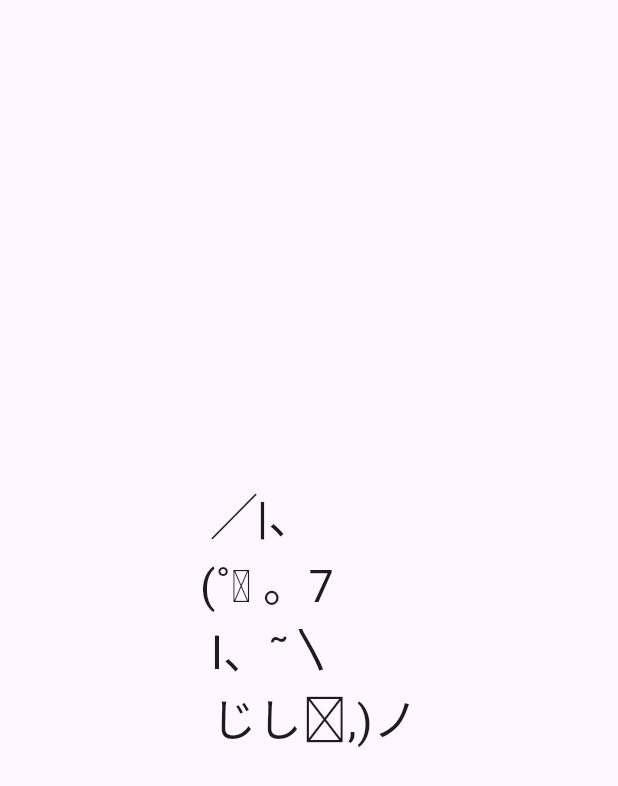
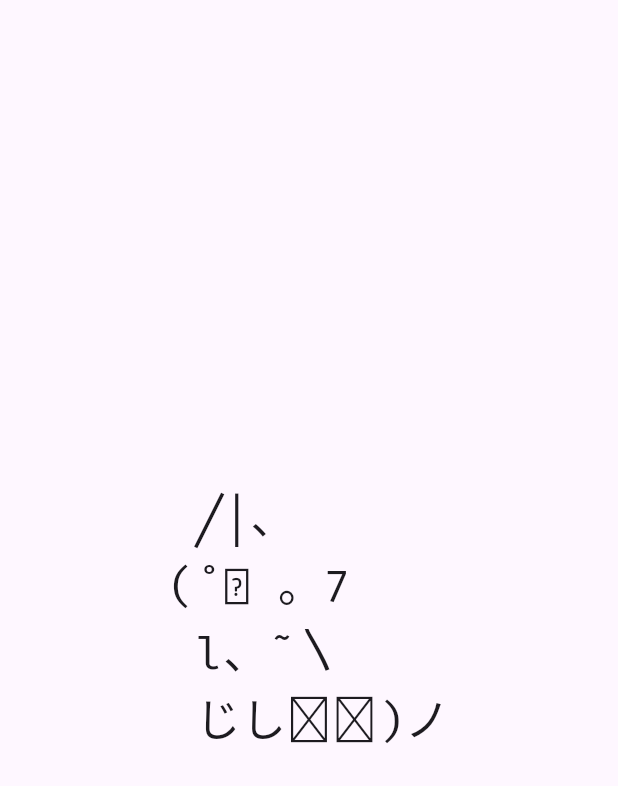
Before and after one commit to khlebobul/ascii_cat, a Flutter app: the screen it shows after launch, on a phone screen of 412 x 824 dp. Shown: the top 786 px of the screen. Run offline on Flutter 3.47's test engine with Material 3 defaults, Android fonts, the light colour scheme and no system bars; our stand-ins replace flutter_riverpod.

Commit message:
update styles

```diff
--- a/lib/home.dart
+++ b/lib/home.dart
@@ -40,9 +40,12 @@ class MyHomePageState extends ConsumerState<MyHomePage> {
           children: <Widget>[
             Text(
               isTailMoving
-                  ? ' ╱|、\n(˚ˎ 。7\n l、˜〵\n じしˍ,)ノ'
-                  : ' ╱|、\n(˚ˎ 。7\n l、˜〵\n じしˍ,)︵',
-              style: TextStyle(fontSize: 30),
+                  ? ' ╱|、\n(˚ˎ 。7\n l、˜〵\n じしˍˍ)ノ'
+                  : ' ╱|、\n(˚ˎ 。7\n l、˜〵\n じしˍˍ)︵',
+              style: TextStyle(
+                fontSize: 30,
+                fontFamily: 'Fira Code',
+              ),
             ),
           ],
         ),
--- a/pubspec.yaml
+++ b/pubspec.yaml
@@ -26,5 +26,9 @@ dev_dependencies:
   riverpod_lint: ^2.6.4
 
 flutter:
+  uses-material-design: true
 
-  uses-material-design: true
+  fonts:
+    - family: Fira Code
+      fonts:
+        - asset: assets/FiraCode-Regular.ttf
```
Also changed, not shown: assets/FiraCode-Regular.ttf (added), 1 other file.
